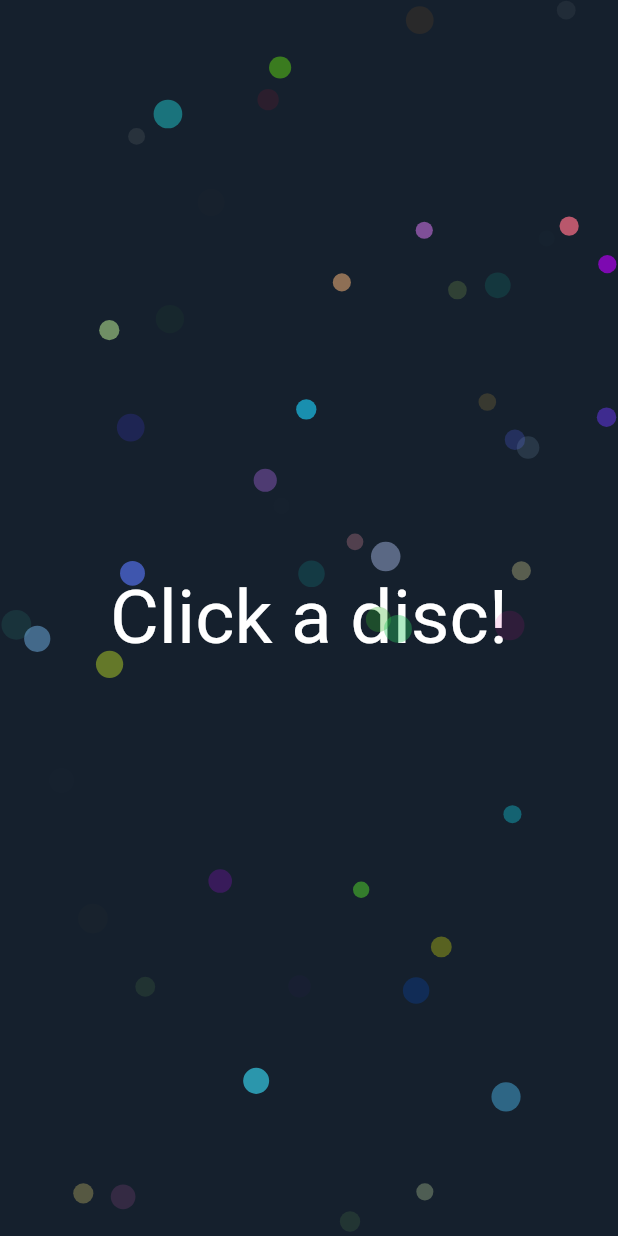
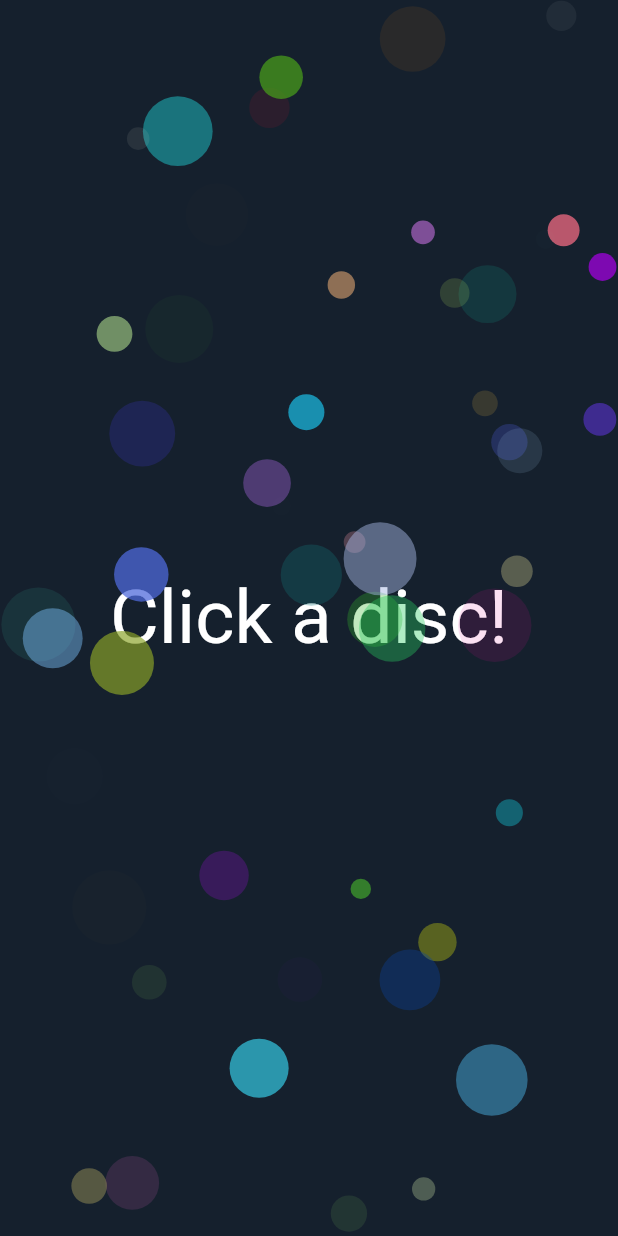
Before and after one commit to Naruse-Kazuki/-Implicit_animation, a Flutter app: the screen it shows after launch, on a phone screen of 412 x 824 dp. Run offline on Flutter 3.47's test engine with Material 2 defaults, Android fonts, the phone set to English and light mode, and no system bars.

Commit message:
change_rngSize40

```diff
--- a/lib/main.dart
+++ b/lib/main.dart
@@ -15,7 +15,7 @@ class DiscData {
       _rng.nextInt(255),
       _rng.nextInt(255),
     );
-    size = _rng.nextDouble() * 10 + 10;
+    size = _rng.nextDouble() * 40 + 10;
     alignment = Alignment(
       _rng.nextDouble() * 2 - 1,
       _rng.nextDouble() * 2 - 1,
```
